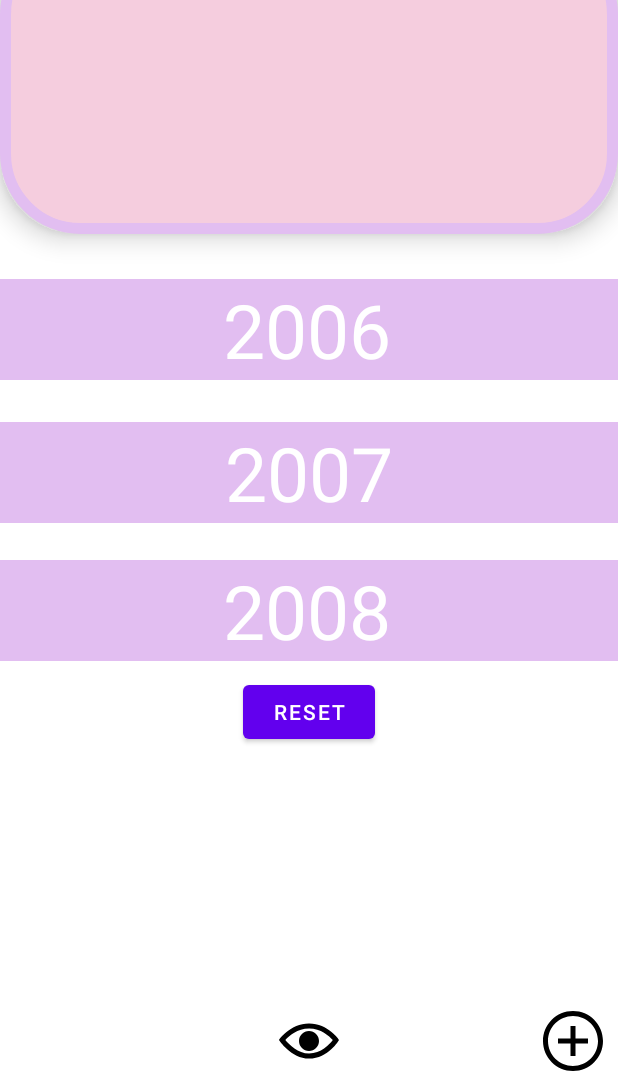
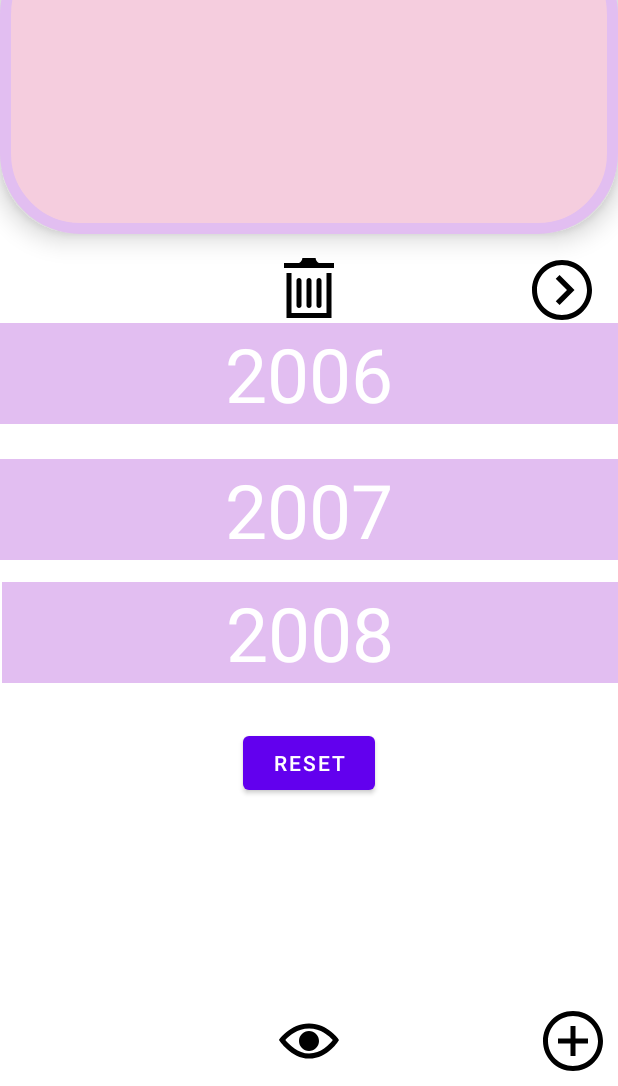
Before and after one commit to Ferduse/flashcard-app, an Android app: the screen it shows after launch (MainActivity), after a tap on an icon or button, on a phone screen of 412 x 824 dp, the part 150-1236 px from its top. Run offline under Robolectric (Android 15) with nearby library versions, the phone set to English and light mode, and no system bars; 8 statements that could not run were skipped.

Commit message:
Finished lab 3

```diff
--- a/app/src/main/java/com/example/flashcard/AddCardActivity.java
+++ b/app/src/main/java/com/example/flashcard/AddCardActivity.java
@@ -28,7 +28,7 @@ public class AddCardActivity extends AppCompatActivity {
                 String card_a = ((EditText) findViewById(R.id.answerPlace)).getText().toString();
 
 
-                Intent data = new Intent();
+                Intent data = new Intent(AddCardActivity.this, MainActivity.class);
                 data.putExtra("question", card_q);
                 data.putExtra("answer", card_a);
                 setResult(RESULT_OK, data);
--- a/app/src/main/java/com/example/flashcard/MainActivity.java
+++ b/app/src/main/java/com/example/flashcard/MainActivity.java
@@ -9,7 +9,20 @@ import android.widget.TextView;
 
 import androidx.appcompat.app.AppCompatActivity;
 
+import com.google.android.material.snackbar.Snackbar;
+
+import java.util.List;
+
+
+
 public class MainActivity extends AppCompatActivity {
+    private TextView questionSideView;
+    private TextView answerSideView;
+
+    FlashcardDatabase flashcardDatabase;
+    List<Flashcard> allFlashcards;
+    int currentCardDisplayedIndex = 0;
+
 
     @Override
     protected void onCreate(Bundle savedInstanceState) {
@@ -22,7 +35,37 @@ public class MainActivity extends AppCompatActivity {
         TextView choiceThree = findViewById(R.id.choiceThree);
         ImageView toggle = findViewById(R.id.toggle);
         Button buttonR = findViewById(R.id.buttonR);
-        ImageView add = (ImageView) findViewById(R.id.add);
+        ImageView add = findViewById(R.id.add);
+        ImageView trash = findViewById(R.id.deleteBtn);
+        flashcardDatabase = new FlashcardDatabase(getApplicationContext());
+
+
+        questionSideView = findViewById(R.id.question);
+        answerSideView = findViewById(R.id.answer);
+
+        flashcardDatabase = new FlashcardDatabase(this);
+        allFlashcards = flashcardDatabase.getAllCards();
+        /*
+        if (allFlashcards != null && allFlashcards.size() > 0) {
+            ((TextView) findViewById(R.id.question)).setText(allFlashcards.get(0).getQuestion());
+            ((TextView) findViewById(R.id.answer)).setText(allFlashcards.get(0).getAnswer());
+        }
+        */
+
+        flashcardDatabase = new FlashcardDatabase((getApplicationContext()));
+        if (flashcardDatabase.getAllCards().size() > 0){
+            ((TextView) findViewById(R.id.question)).setText(allFlashcards.get(0).getQuestion());
+            ((TextView) findViewById(R.id.answer)).setText(allFlashcards.get(0).getAnswer());
+
+        }
+
+        currentCardDisplayedIndex = 0;
+        Flashcard flashcard = flashcardDatabase.getAllCards().get(0);
+        String question = flashcard.getQuestion();
+        questionSideView.setText(question);
+        String answer = flashcard.getAnswer();
+        answerSideView.setText(answer);
+
 
         //for the button.
         final boolean[] showAnswers = {true};
@@ -105,6 +148,48 @@ public class MainActivity extends AppCompatActivity {
             }
         });
 
+
+
+        findViewById(R.id.nextBtn).setOnClickListener(new View.OnClickListener() {
+            @Override
+            public void onClick(View v) {
+                // don't try to go to next card if you have no cards to begin with
+                if (allFlashcards.size() == 0)
+                    return;
+                // advance our pointer index so we can show the next card
+                currentCardDisplayedIndex++;
+
+                // make sure we don't get an IndexOutOfBoundsError if we are viewing the last indexed card in our list
+                if(currentCardDisplayedIndex >= allFlashcards.size()) {
+                    Snackbar.make(questionSideView,
+                            "You've reached the end of the cards, going back to start.",
+                            Snackbar.LENGTH_SHORT)
+                            .show();
+                    currentCardDisplayedIndex = 0;
+                }
+
+                // set the question and answer TextViews with data from the database
+                allFlashcards = flashcardDatabase.getAllCards();
+                Flashcard flashcard = allFlashcards.get(currentCardDisplayedIndex);
+
+                ((TextView) findViewById(R.id.question)).setText(flashcard.getAnswer());
+                ((TextView) findViewById(R.id.answer)).setText(flashcard.getQuestion());
+            }
+        });
+
+
+
+        findViewById(R.id.deleteBtn).setOnClickListener(new View.OnClickListener() {
+            @Override
+            public void onClick(View v) {
+                flashcardDatabase.deleteCard(allFlashcards.get(currentCardDisplayedIndex).getQuestion());
+                allFlashcards = flashcardDatabase.getAllCards();
+            }
+        });
+
+
+
+
         findViewById(R.id.add).setOnClickListener(new View.OnClickListener() {
             @Override
             public void onClick(View v) {
@@ -123,12 +208,20 @@ public class MainActivity extends AppCompatActivity {
     @Override
     protected void onActivityResult(int requestCode, int resultCode, Intent data) {
         super.onActivityResult(requestCode, resultCode, data);
-        if (requestCode == 100) { // this 100 needs to match the 100 we used when we called startActivityForResult!
-            String question = data.getExtras().getString("question"); // 'string1' needs to match the key we used when we put the string in the Intent
+        if (requestCode == 100 && resultCode == RESULT_OK && data != null) {
+            String question = data.getExtras().getString("question");
             String answer = data.getExtras().getString("answer");
 
             ((TextView) findViewById(R.id.question)).setText(question);
             ((TextView) findViewById(R.id.answer)).setText(answer);
+
+
+            flashcardDatabase.insertCard(new Flashcard(question, answer));
+            allFlashcards = flashcardDatabase.getAllCards();
+
+
+
+
         }
     }
 
--- /dev/null
+++ b/app/src/main/res/drawable/next.xml
@@ -0,0 +1,9 @@
+<vector xmlns:android="http://schemas.android.com/apk/res/android"
+    android:width="24dp"
+    android:height="24dp"
+    android:viewportWidth="24"
+    android:viewportHeight="24">
+  <path
+      android:fillColor="#FF000000"
+      android:pathData="M12,2c5.514,0 10,4.486 10,10s-4.486,10 -10,10 -10,-4.486 -10,-10 4.486,-10 10,-10zM12,0c-6.627,0 -12,5.373 -12,12s5.373,12 12,12 12,-5.373 12,-12 -5.373,-12 -12,-12zM14,12l-4.5,4.5 1.527,1.5 5.973,-6 -5.973,-6 -1.527,1.5 4.5,4.5z"/>
+</vector>
--- /dev/null
+++ b/app/src/main/res/drawable/trash.xml
@@ -0,0 +1,9 @@
+<vector xmlns:android="http://schemas.android.com/apk/res/android"
+    android:width="24dp"
+    android:height="24dp"
+    android:viewportWidth="24"
+    android:viewportHeight="24">
+  <path
+      android:fillColor="#FF000000"
+      android:pathData="M9,19c0,0.552 -0.448,1 -1,1s-1,-0.448 -1,-1v-10c0,-0.552 0.448,-1 1,-1s1,0.448 1,1v10zM13,19c0,0.552 -0.448,1 -1,1s-1,-0.448 -1,-1v-10c0,-0.552 0.448,-1 1,-1s1,0.448 1,1v10zM17,19c0,0.552 -0.448,1 -1,1s-1,-0.448 -1,-1v-10c0,-0.552 0.448,-1 1,-1s1,0.448 1,1v10zM22,2v2h-20v-2h5.711c0.9,0 1.631,-1.099 1.631,-2h5.315c0,0.901 0.73,2 1.631,2h5.712zM19,6v16h-14v-16h-2v18h18v-18h-2z"/>
+</vector>
--- a/app/src/main/res/layout/activity_main.xml
+++ b/app/src/main/res/layout/activity_main.xml
@@ -5,6 +5,19 @@
     android:layout_width="match_parent"
     android:layout_height="match_parent"
     tools:context=".MainActivity">
+
+
+    <ImageView
+        android:id="@+id/nextBtn"
+        android:layout_width="40dp"
+        android:layout_height="40dp"
+        android:layout_alignParentTop="true"
+        android:layout_alignParentEnd="true"
+        android:layout_marginTop="217dp"
+        android:layout_marginEnd="17dp"
+        android:src="@drawable/next"
+        android:visibility="visible"
+        tools:visibility="visible" />
 
     <TextView
         android:id="@+id/question"
@@ -26,7 +39,9 @@
         android:layout_height="226dp"
         android:layout_alignParentStart="true"
         android:layout_alignParentTop="true"
-        android:background="#81B622"
+        android:layout_marginStart="1dp"
+        android:layout_marginTop="1dp"
+        android:background="@drawable/card_background"
         android:gravity="center"
         android:text="2008"
         android:textAlignment="center"
@@ -41,8 +56,8 @@
         android:layout_alignParentStart="true"
         android:layout_alignParentTop="true"
         android:layout_centerHorizontal="true"
-        android:layout_marginStart="-2dp"
-        android:layout_marginTop="230dp"
+        android:layout_marginStart="0dp"
+        android:layout_marginTop="259dp"
         android:background="#E2BEF1"
         android:gravity="center"
         android:text="2006"
@@ -57,13 +72,12 @@
         android:layout_alignParentTop="true"
         android:layout_centerInParent="true"
         android:layout_marginStart="0dp"
-        android:layout_marginTop="325dp"
+        android:layout_marginTop="350dp"
         android:background="#E2BEF1"
         android:gravity="center"
         android:text="2007"
         android:textColor="#ffffff"
         android:textSize="50sp" />
-
 
     <TextView
         android:id="@+id/choiceOne"
@@ -72,8 +86,8 @@
         android:layout_alignParentStart="true"
         android:layout_alignParentTop="true"
         android:layout_centerInParent="true"
-        android:layout_marginStart="-2dp"
-        android:layout_marginTop="417dp"
+        android:layout_marginStart="1dp"
+        android:layout_marginTop="432dp"
         android:background="#E2BEF1"
         android:gravity="center"
         android:text="2008"
@@ -95,7 +109,7 @@
         android:layout_height="wrap_content"
         android:layout_below="@id/choiceThree"
         android:layout_centerInParent="true"
-        android:layout_marginTop="197dp"
+        android:layout_marginTop="202dp"
         android:gravity="center"
         android:text="Reset" />
 
@@ -109,5 +123,14 @@
         android:layout_marginRight="10dp"
         android:src="@drawable/add" />
 
+    <ImageView
+        android:id="@+id/deleteBtn"
+        android:layout_width="40dp"
+        android:layout_height="40dp"
+        android:layout_alignParentTop="true"
+        android:layout_centerHorizontal="true"
+        android:layout_marginTop="216dp"
+        android:src="@drawable/trash" />
+
 
 </RelativeLayout>
```
Also changed, not shown: app/build.gradle (+10 -0 lines), 2 other files.
